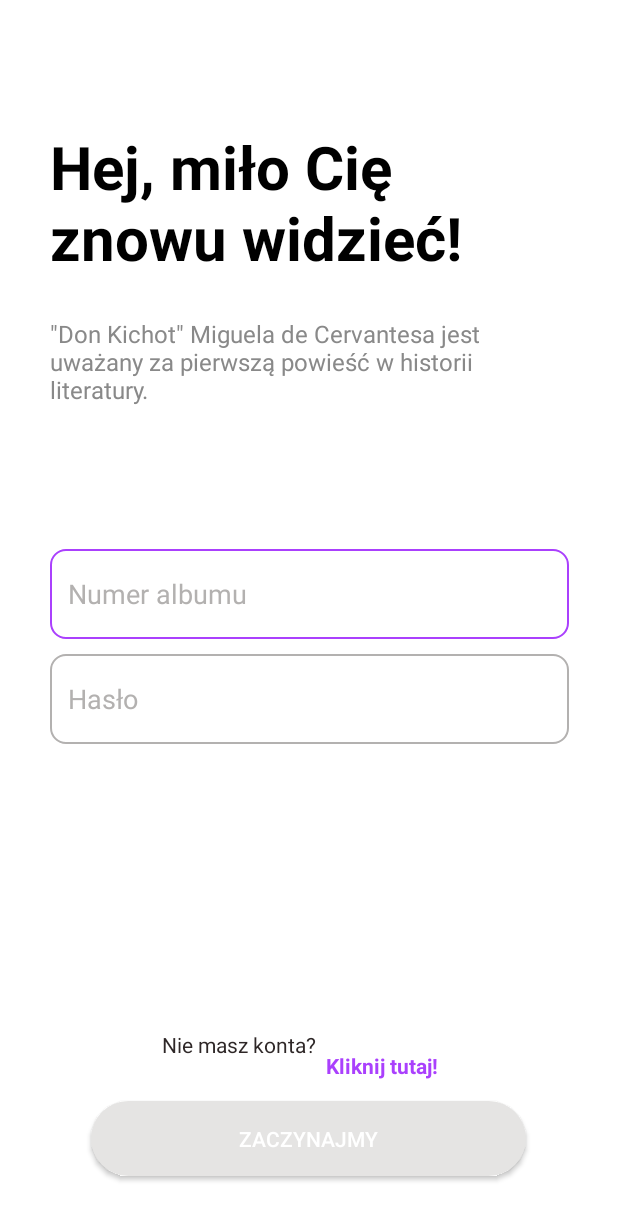
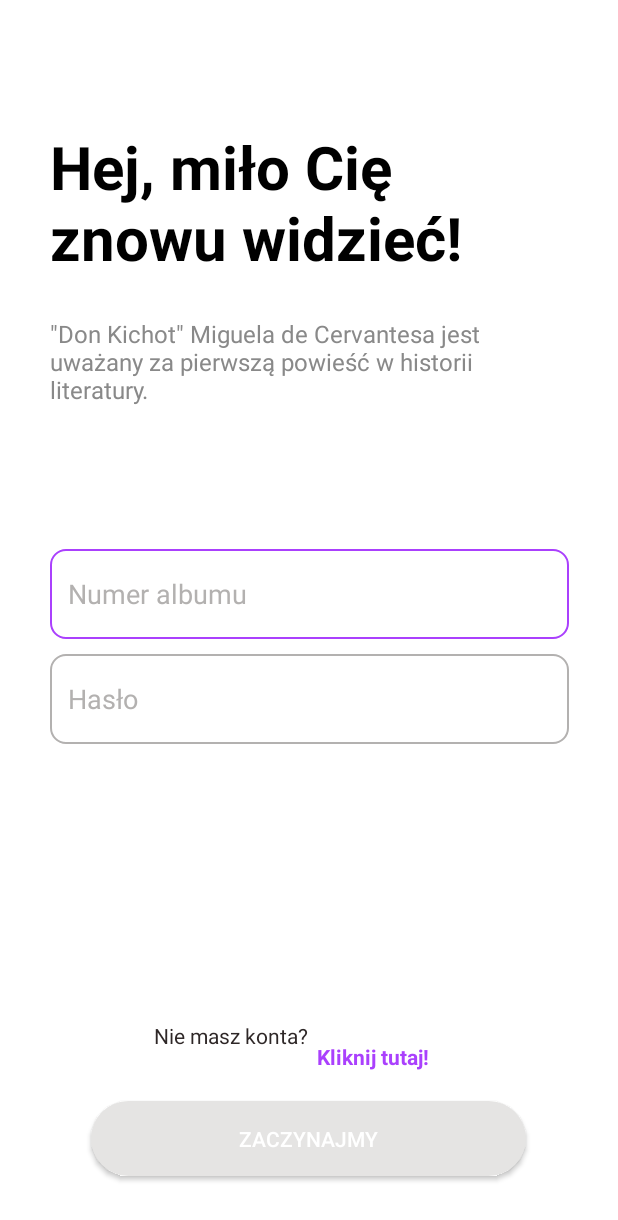
Before and after one commit to ErshEight/projekt, an Android app: the loginScreen screen opened directly, with no data from a screen before it, on a phone screen of 412 x 824 dp. Shown: the top 1220 px of the screen. Run offline under Robolectric (Android 15) with nearby library versions, the phone set to English and light mode, and no system bars.

Commit message:
fix size

```diff
--- a/app/src/main/res/layout/activity_login_screen.xml
+++ b/app/src/main/res/layout/activity_login_screen.xml
@@ -36,32 +36,29 @@
 
     <TextView
         android:id="@+id/konto"
-        android:layout_width="wrap_content"
-        android:layout_height="wrap_content"
+        android:layout_width="105dp"
+        android:layout_height="25dp"
         android:layout_marginStart="108dp"
         android:text="Nie masz konta?"
         android:textColor="#2E2727"
         app:layout_constraintBottom_toBottomOf="parent"
         app:layout_constraintEnd_toStartOf="@+id/konto2"
-        app:layout_constraintHorizontal_bias="0.0"
+        app:layout_constraintHorizontal_bias="1.0"
         app:layout_constraintStart_toStartOf="parent"
         app:layout_constraintTop_toTopOf="parent"
-        app:layout_constraintVertical_bias="0.853" />
+        app:layout_constraintVertical_bias="0.852" />
 
     <TextView
         android:id="@+id/konto2"
-        android:layout_width="wrap_content"
-        android:layout_height="wrap_content"
-        android:layout_marginTop="300dp"
-        android:layout_marginEnd="120dp"
+        android:layout_width="100dp"
+        android:layout_height="25dp"
+        android:layout_marginEnd="104dp"
         android:layout_marginBottom="104dp"
         android:text=" Kliknij tutaj!"
         android:textColor="#AA40FD"
         android:textStyle="bold"
         app:layout_constraintBottom_toBottomOf="parent"
-        app:layout_constraintEnd_toEndOf="parent"
-        app:layout_constraintHorizontal_bias="0.0"
-        app:layout_constraintVertical_bias="0.009" />
+        app:layout_constraintEnd_toEndOf="parent" />
 
     <Button
         android:id="@+id/GetStartedButton"
```
